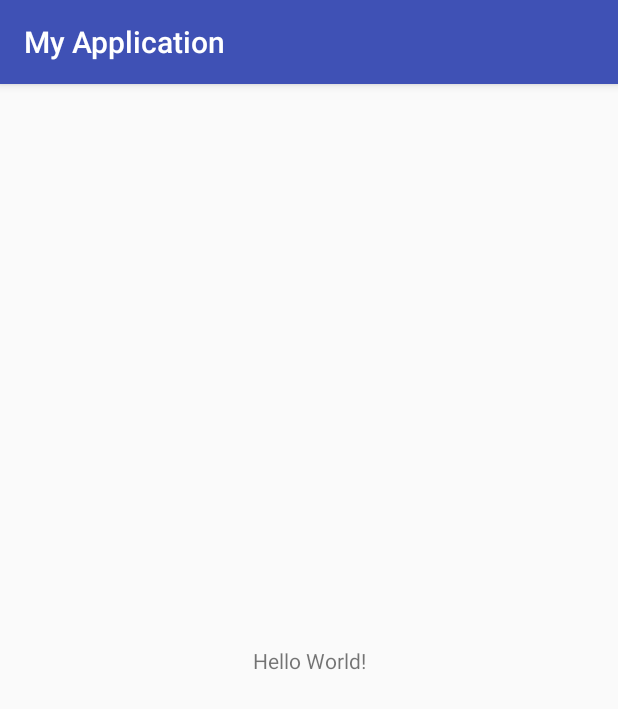
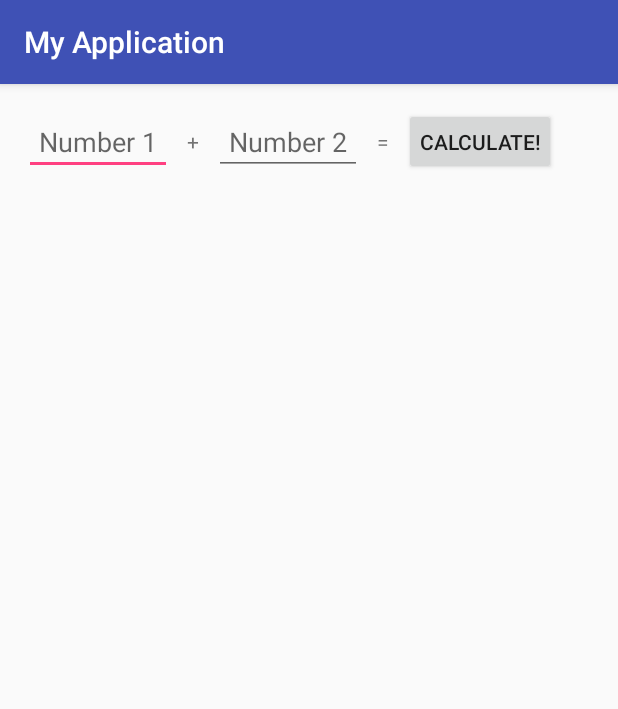
Before and after one commit to phoenix-appscore/ci_test_android, an Android app: the screen it shows after launch (MainActivity), on a phone screen of 412 x 824 dp. Shown: the top 709 px of the screen. Run offline under Robolectric (Android 15) with nearby library versions, the phone set to English and light mode, and no system bars.

Commit message:
23.May.2017 backup

```diff
--- a/MyApplication/app/build.gradle
+++ b/MyApplication/app/build.gradle
@@ -27,4 +27,5 @@ dependencies {
     compile 'com.android.support:appcompat-v7:25.3.1'
     compile 'com.android.support.constraint:constraint-layout:1.0.2'
     testCompile 'junit:junit:4.12'
+    androidTestCompile 'com.android.support.test.uiautomator:uiautomator-v18:2.1.2'
 }
--- a/MyApplication/app/src/main/AndroidManifest.xml
+++ b/MyApplication/app/src/main/AndroidManifest.xml
@@ -16,6 +16,7 @@
                 <category android:name="android.intent.category.LAUNCHER" />
             </intent-filter>
         </activity>
+        <activity android:name=".SumActivity"/>
     </application>
 
 </manifest>
--- a/MyApplication/app/src/main/res/layout/activity_main.xml
+++ b/MyApplication/app/src/main/res/layout/activity_main.xml
@@ -1,18 +1,54 @@
 <?xml version="1.0" encoding="utf-8"?>
-<android.support.constraint.ConstraintLayout xmlns:android="http://schemas.android.com/apk/res/android"
-    xmlns:app="http://schemas.android.com/apk/res-auto"
+<LinearLayout
+    xmlns:android="http://schemas.android.com/apk/res/android"
     xmlns:tools="http://schemas.android.com/tools"
     android:layout_width="match_parent"
-    android:layout_height="match_parent"
+    android:layout_height="wrap_content"
+    android:orientation="horizontal"
+    android:paddingBottom="@dimen/activity_vertical_margin"
+    android:paddingLeft="@dimen/activity_horizontal_margin"
+    android:paddingRight="@dimen/activity_horizontal_margin"
+    android:paddingTop="@dimen/activity_vertical_margin"
     tools:context="helloworld.app.com.myapplication.MainActivity">
+
+    <EditText
+        android:id="@+id/num1"
+        android:layout_width="wrap_content"
+        android:layout_height="wrap_content"
+        android:hint="Number 1"
+        android:inputType="number"
+        android:padding="10dp"
+        android:gravity="center"/>
 
     <TextView
         android:layout_width="wrap_content"
+        android:layout_height="match_parent"
+        android:text="+"
+        android:padding="10dp"
+        android:gravity="center"/>
+
+    <EditText
+        android:id="@+id/num2"
+        android:layout_width="wrap_content"
         android:layout_height="wrap_content"
-        android:text="Hello World!"
-        app:layout_constraintBottom_toBottomOf="parent"
-        app:layout_constraintLeft_toLeftOf="parent"
-        app:layout_constraintRight_toRightOf="parent"
-        app:layout_constraintTop_toTopOf="parent" />
+        android:hint="Number 2"
+        android:inputType="number"
+        android:padding="10dp"
+        android:gravity="center"/>
 
-</android.support.constraint.ConstraintLayout>
+    <TextView
+        android:layout_width="wrap_content"
+        android:layout_height="match_parent"
+        android:text="="
+        android:padding="10dp"
+        android:gravity="center"/>
+
+    <Button
+        android:id="@+id/calc_button"
+        android:layout_width="wrap_content"
+        android:layout_height="match_parent"
+        android:text="Calculate!"
+        android:padding="10dp"/>
+
+
+</LinearLayout>
--- /dev/null
+++ b/MyApplication/app/src/main/res/values/dimens.xml
@@ -0,0 +1,5 @@
+<resources>
+    <!-- Default screen margins, per the Android Design guidelines. -->
+    <dimen name="activity_horizontal_margin">16dp</dimen>
+    <dimen name="activity_vertical_margin">16dp</dimen>
+</resources>
```
Also changed, not shown: MyApplication/app/src/main/java/helloworld/app/com/myapplication/Adder.java (added, +19 -0 lines), MyApplication/app/src/main/java/helloworld/app/com/myapplication/InputValidator.java (added, +25 -0 lines), MyApplication/app/src/main/java/helloworld/app/com/myapplication/MainActivity.java (+24 -0 lines), MyApplication/app/src/main/java/helloworld/app/com/myapplication/SumActivity.java (added, +38 -0 lines), MyApplication/app/src/main/res/layout/activity_sum.xml (added, +11 -0 lines), 7 other files.
